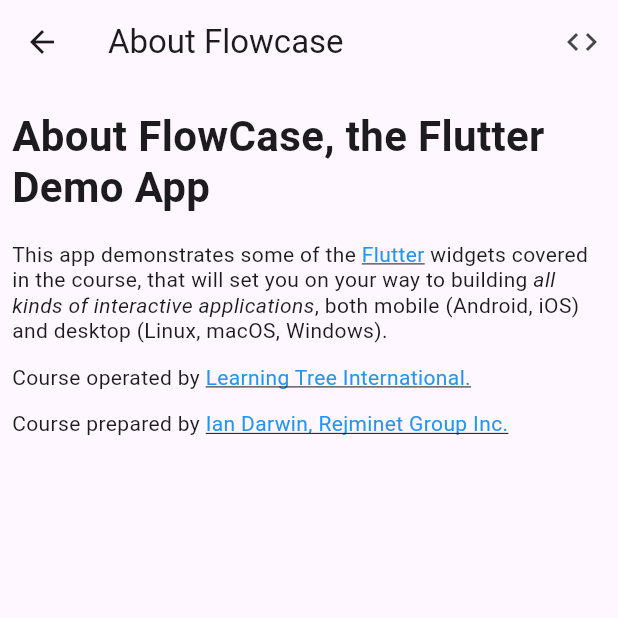
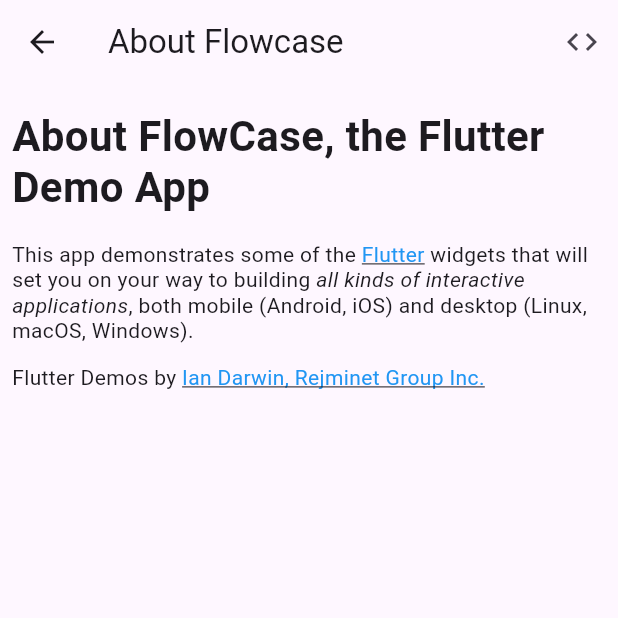
Before and after one commit to IanDarwin/fluttersrc, a Flutter app: the screen it shows after launch, after a tap on "About (Custom)", on a phone screen of 412 x 824 dp, the top half of it. Run offline on Flutter 3.47's test engine with Material 3 defaults, Android fonts, the phone set to English and light mode, and no system bars; drawn by our look-alikes of flutter_html; our stand-ins replace flutter_settings_screens, google_fonts, sqflite; accounts and stored records are empty.

Commit message:
Minor emendations

```diff
--- a/flowcase/lib/about.dart
+++ b/flowcase/lib/about.dart
@@ -8,12 +8,11 @@ class About extends StatelessWidget {
 <h1>About FlowCase, the Flutter Demo App</h1>
 <p>This app demonstrates some of the
     <a href="https://flutter.dev">Flutter</a>
-    widgets covered in the course, that will set you on your way to building
+    widgets that will set you on your way to building
     <i>all kinds of interactive applications</i>,
     both mobile (Android, iOS) and desktop (Linux, macOS, Windows).
 </p>
-<p>Course operated by <a href="https://learningtree.co.uk">Learning Tree International.</a></p>
-<p>Course prepared by <a href="https://darwinsys.com/">Ian Darwin, Rejminet Group Inc.</a></p>
+<p>Flutter Demos by <a href="https://rejmi.net/">Ian Darwin, Rejminet Group Inc.</a></p>
 </html>
 """;
 
--- a/flowcase/lib/main.dart
+++ b/flowcase/lib/main.dart
@@ -226,7 +226,7 @@ class _MyHomePageState extends State<MyHomePage> {
               child: const Text("Animation"),
               onPressed: () {
                 Navigator.push(context, MaterialPageRoute(
-                    builder: (context) => const Wrapper('Text', AnimationApp(), "animation_demo")));
+                    builder: (context) => const Wrapper('Animation', AnimationApp(), "animation_demo")));
               },
             ),
             ElevatedButton(
--- a/flowcase/lib/text_demos.dart
+++ b/flowcase/lib/text_demos.dart
@@ -29,10 +29,9 @@ both mobile (Android, iOS) and desktop (Linux, macOS, Windows).
               TextSpan(
                 children: [
                   TextSpan(
-                    text: 'Welcome',
+                    text: 'Welcome to',
                     style: TextStyle(fontWeight: FontWeight.bold),
                   ),
-                  TextSpan(text: ', attendee, to '),
                   TextSpan(
                     text: 'Flutter!',
                     style: TextStyle(fontStyle: FontStyle.italic),
```
